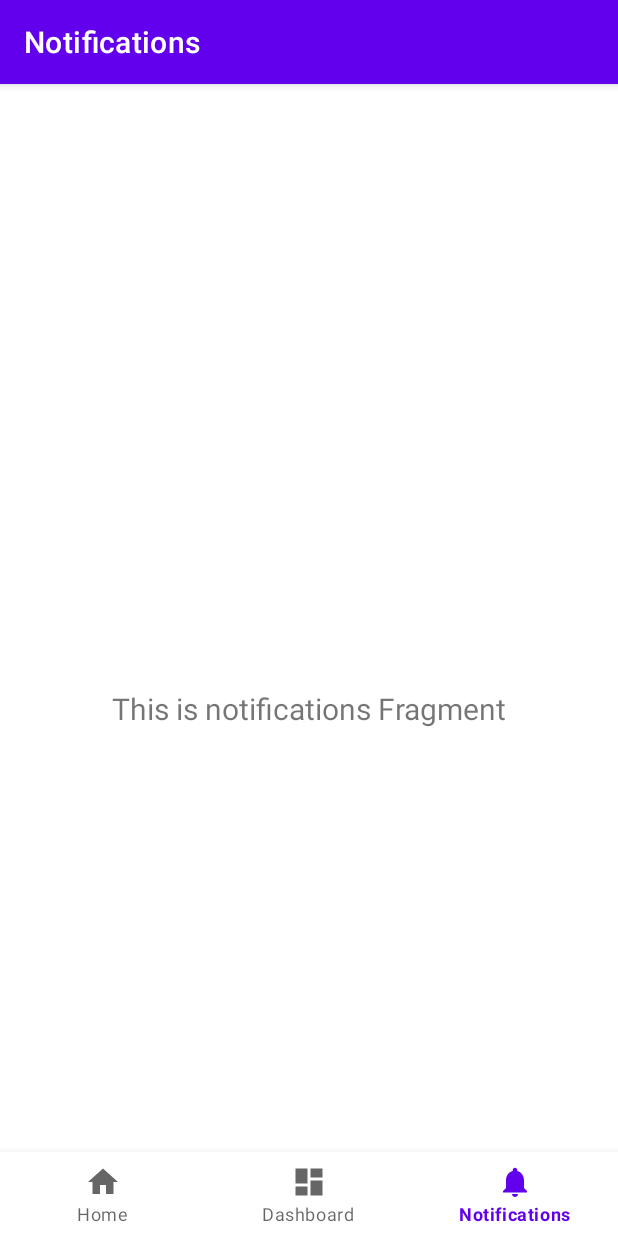
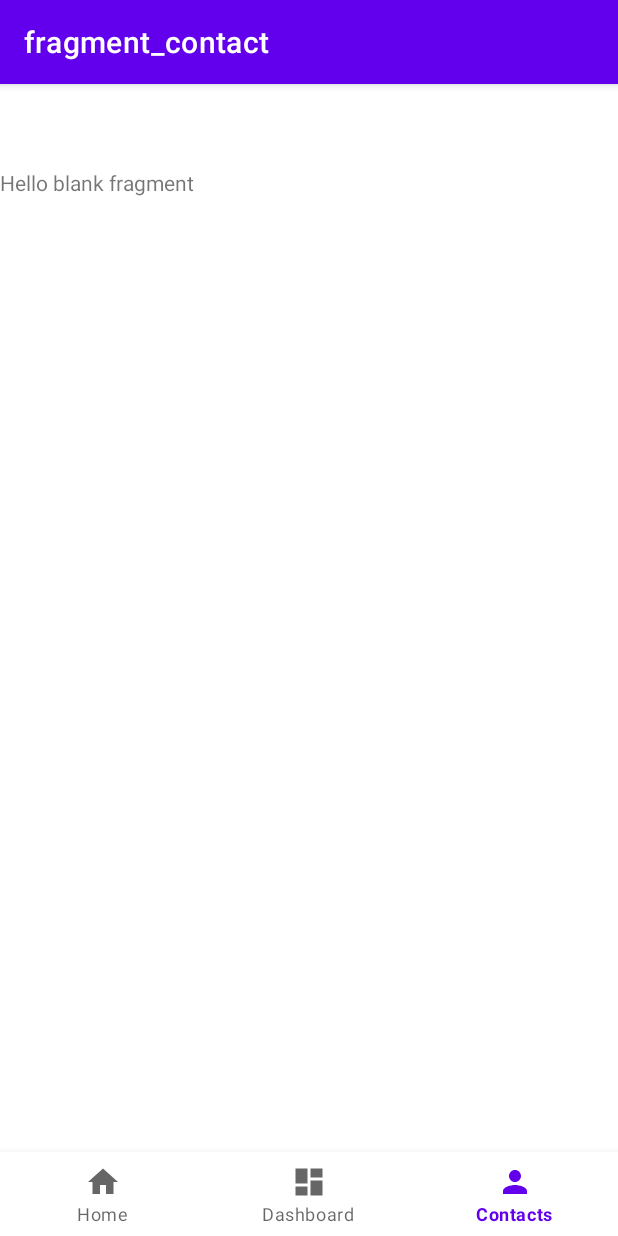
Before and after one commit to imoulas/sample-android-kotlin-expense-app, an Android app: the screen it shows after launch (MainActivity), item 3 of the bottom bar chosen, on a phone screen of 412 x 824 dp. Run offline under Robolectric (Android 15) with nearby library versions, the phone set to English and light mode, and no system bars; our stand-ins replace navigation-ui.

Commit message:
- Updated main menu with contact icon. - Added a new "Contact" fragment

```diff
--- a/app/src/main/java/com/example/myapplication/MainActivity.kt
+++ b/app/src/main/java/com/example/myapplication/MainActivity.kt
@@ -26,7 +26,7 @@ class MainActivity : AppCompatActivity() {
         // menu should be considered as top level destinations.
         val appBarConfiguration = AppBarConfiguration(
             setOf(
-                R.id.navigation_home, R.id.navigation_dashboard, R.id.navigation_notifications
+                R.id.navigation_home, R.id.navigation_dashboard, R.id.navigation_contact
             )
         )
         setupActionBarWithNavController(navController, appBarConfiguration)
--- /dev/null
+++ b/app/src/main/java/com/example/myapplication/model/ExpenseRepository.kt
@@ -0,0 +1,4 @@
+package com.example.myapplication.model
+
+class ExpenseRepository {
+}
--- /dev/null
+++ b/app/src/main/java/com/example/myapplication/ui/home/ContactFragment.kt
@@ -0,0 +1,60 @@
+package com.example.myapplication.ui.home
+
+import android.os.Bundle
+import androidx.fragment.app.Fragment
+import android.view.LayoutInflater
+import android.view.View
+import android.view.ViewGroup
+import com.example.myapplication.R
+
+// TODO: Rename parameter arguments, choose names that match
+// the fragment initialization parameters, e.g. ARG_ITEM_NUMBER
+private const val ARG_PARAM1 = "param1"
+private const val ARG_PARAM2 = "param2"
+
+/**
+ * A simple [Fragment] subclass.
+ * Use the [ContactFragment.newInstance] factory method to
+ * create an instance of this fragment.
+ */
+class ContactFragment : Fragment() {
+    // TODO: Rename and change types of parameters
+    private var param1: String? = null
+    private var param2: String? = null
+
+    override fun onCreate(savedInstanceState: Bundle?) {
+        super.onCreate(savedInstanceState)
+        arguments?.let {
+            param1 = it.getString(ARG_PARAM1)
+            param2 = it.getString(ARG_PARAM2)
+        }
+    }
+
+    override fun onCreateView(
+        inflater: LayoutInflater, container: ViewGroup?,
+        savedInstanceState: Bundle?
+    ): View? {
+        // Inflate the layout for this fragment
+        return inflater.inflate(R.layout.fragment_contact, container, false)
+    }
+
+    companion object {
+        /**
+         * Use this factory method to create a new instance of
+         * this fragment using the provided parameters.
+         *
+         * @param param1 Parameter 1.
+         * @param param2 Parameter 2.
+         * @return A new instance of fragment ContactFragment.
+         */
+        // TODO: Rename and change types and number of parameters
+        @JvmStatic
+        fun newInstance(param1: String, param2: String) =
+            ContactFragment().apply {
+                arguments = Bundle().apply {
+                    putString(ARG_PARAM1, param1)
+                    putString(ARG_PARAM2, param2)
+                }
+            }
+    }
+}
--- /dev/null
+++ b/app/src/main/res/drawable/ic_contact.xml
@@ -0,0 +1,5 @@
+<vector android:height="24dp" android:tint="#000000"
+    android:viewportHeight="24" android:viewportWidth="24"
+    android:width="24dp" xmlns:android="http://schemas.android.com/apk/res/android">
+    <path android:fillColor="@android:color/white" android:pathData="M12,12c2.21,0 4,-1.79 4,-4s-1.79,-4 -4,-4 -4,1.79 -4,4 1.79,4 4,4zM12,14c-2.67,0 -8,1.34 -8,4v2h16v-2c0,-2.66 -5.33,-4 -8,-4z"/>
+</vector>
--- /dev/null
+++ b/app/src/main/res/layout/fragment_contact.xml
@@ -0,0 +1,14 @@
+<?xml version="1.0" encoding="utf-8"?>
+<FrameLayout xmlns:android="http://schemas.android.com/apk/res/android"
+    xmlns:tools="http://schemas.android.com/tools"
+    android:layout_width="match_parent"
+    android:layout_height="match_parent"
+    tools:context=".ui.home.ContactFragment">
+
+    <!-- TODO: Update blank fragment layout -->
+    <TextView
+        android:layout_width="match_parent"
+        android:layout_height="match_parent"
+        android:text="@string/hello_blank_fragment" />
+
+</FrameLayout>
--- a/app/src/main/res/menu/bottom_nav_menu.xml
+++ b/app/src/main/res/menu/bottom_nav_menu.xml
@@ -12,8 +12,9 @@
         android:title="@string/title_dashboard" />
 
     <item
-        android:id="@+id/navigation_notifications"
-        android:icon="@drawable/ic_notifications_black_24dp"
-        android:title="@string/title_notifications" />
+        android:id="@+id/navigation_contact"
+        android:icon="@drawable/ic_contact"
+        android:title="Contacts" />
+
 
 </menu>
--- a/app/src/main/res/navigation/mobile_navigation.xml
+++ b/app/src/main/res/navigation/mobile_navigation.xml
@@ -25,11 +25,6 @@
         tools:layout="@layout/fragment_dashboard" />
 
     <fragment
-        android:id="@+id/navigation_notifications"
-        android:name="com.example.myapplication.ui.notifications.NotificationsFragment"
-        android:label="@string/title_notifications"
-        tools:layout="@layout/fragment_notifications" />
-    <fragment
         android:id="@+id/aboutFragment"
         android:name="com.example.myapplication.ui.home.AboutFragment"
         android:label="fragment_about"
@@ -39,4 +34,10 @@
         android:name="com.example.myapplication.ui.home.ExpenseFragment"
         android:label="fragment_expense"
         tools:layout="@layout/fragment_expense" />
+    <fragment
+        android:id="@+id/navigation_contact"
+        android:name="com.example.myapplication.ui.home.ContactFragment"
+        android:label="fragment_contact"
+        tools:layout="@layout/fragment_contact" />
+
 </navigation>
```
